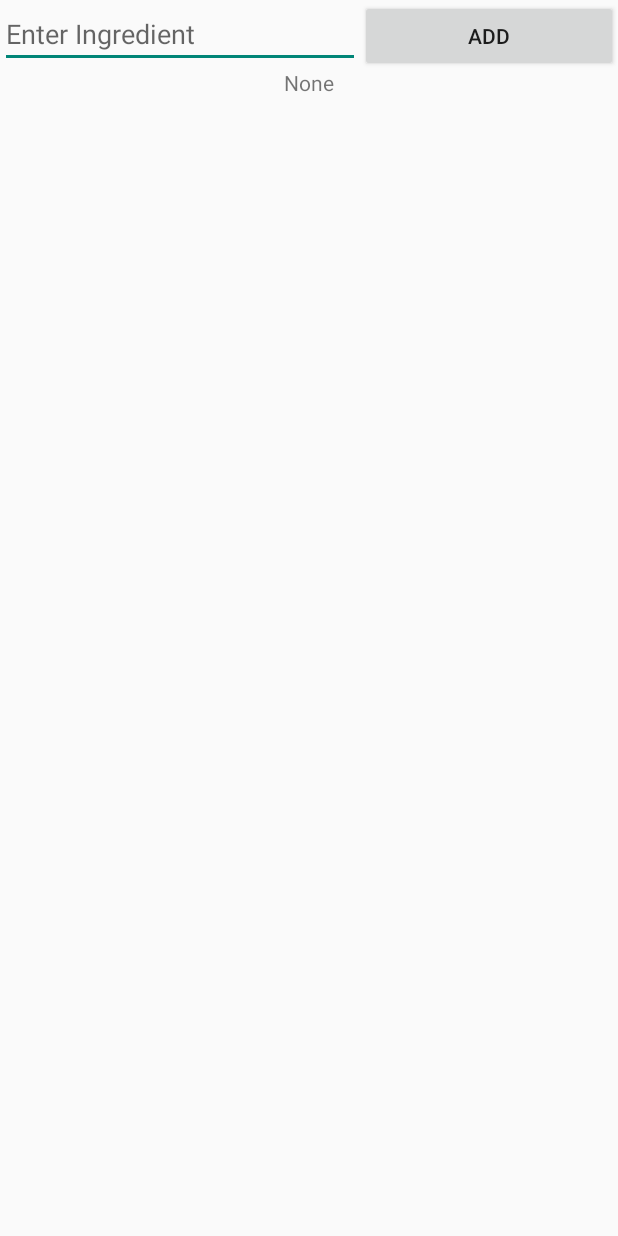
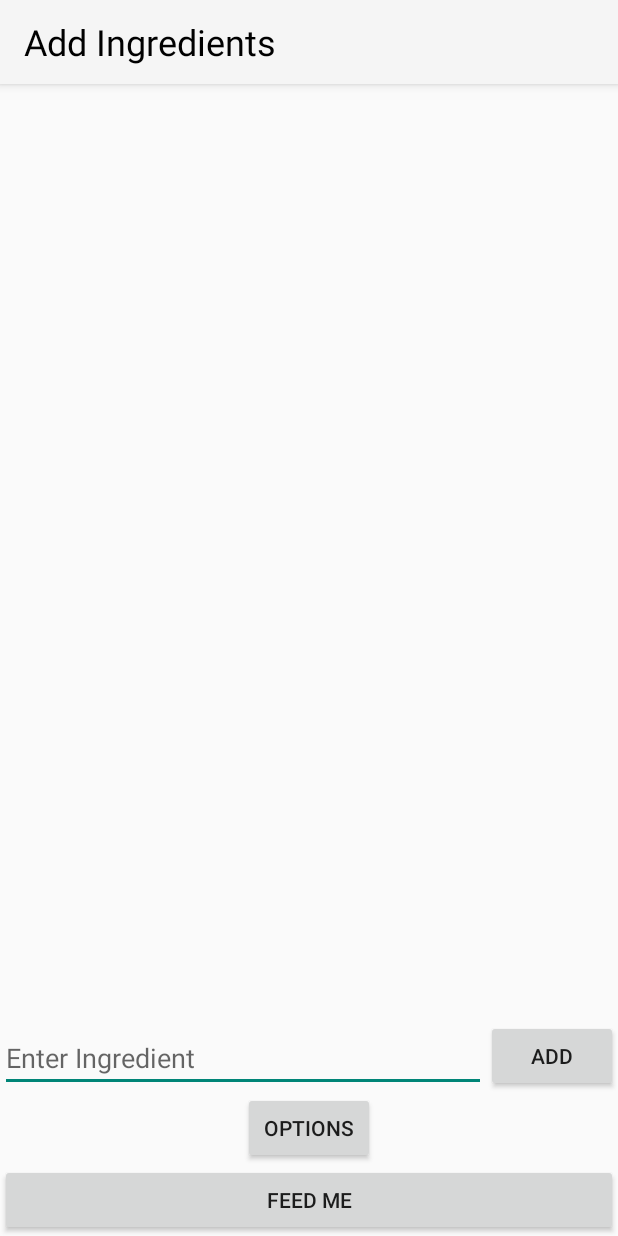
Before and after one commit to joycetsui/SousChef, an Android app: the AddIngredients screen opened directly, with no data from a screen before it, on a phone screen of 412 x 824 dp. Run offline under Robolectric (Android 15) with nearby library versions, the phone set to English and light mode, and no system bars.

Commit message:
All parts added to "Add Ingredients" page
Basic functionality working. Need to create better styles, unless you
like my black/white default.

```diff
--- a/app/src/main/java/com/workingtitle/makeit/AddIngredients.java
+++ b/app/src/main/java/com/workingtitle/makeit/AddIngredients.java
@@ -4,11 +4,16 @@ import java.util.ArrayList;
 
 import android.app.ListActivity;
 import android.os.Bundle;
+import android.support.v7.app.ActionBarActivity;
+import android.support.v7.app.AppCompatActivity;
+import android.support.v7.widget.Toolbar;
 import android.view.View;
 import android.view.View.OnClickListener;
+import android.widget.ActionMenuView;
 import android.widget.ArrayAdapter;
 import android.widget.Button;
 import android.widget.EditText;
+import android.widget.ListView;
 
 import com.workingtitle.makeit.R;
 
@@ -40,7 +45,7 @@ public class AddIngredients extends ListActivity {
             @Override
             public void onClick(View v) {
                 EditText edit = (EditText) findViewById(R.id.txtItem);
-                list.add(edit.getText().toString());
+                list.add(0, edit.getText().toString());
                 edit.setText("");
                 adapter.notifyDataSetChanged();
             }
--- a/app/src/main/res/layout/activity_add_ingredients.xml
+++ b/app/src/main/res/layout/activity_add_ingredients.xml
@@ -1,39 +1,96 @@
 <?xml version="1.0" encoding="utf-8"?>
 <RelativeLayout xmlns:android="http://schemas.android.com/apk/res/android"
-    android:layout_width="fill_parent"
-    android:layout_height="fill_parent"
-    android:orientation="vertical" >
+    android:layout_width="match_parent"
+    android:layout_height="match_parent"
+    xmlns:app="http://schemas.android.com/apk/res-auto"
+    android:orientation="vertical">
 
-    <EditText
-        android:id="@+id/txtItem"
-        android:layout_width="240dp"
-        android:layout_height="wrap_content"
-        android:inputType="text"
-        android:hint="@string/hintEnterIngredient"
-        />
+    <!-- Toolbar -->
 
-    <Button
-        android:id="@+id/btnAdd"
-        android:layout_width="fill_parent"
-        android:layout_height="wrap_content"
-        android:text="@string/lblBtnAdd"
-        android:layout_toRightOf="@id/txtItem"
-        />
+    <android.support.design.widget.AppBarLayout
+        android:id="@+id/toolbar"
+        android:layout_width="match_parent"
+        android:layout_height="?attr/actionBarSize"
+        android:background="?attr/colorPrimary"
+        android:elevation="4dp"
+        android:theme="@style/ThemeOverlay.AppCompat.ActionBar"
+        app:popupTheme="@style/ThemeOverlay.AppCompat.Light">
 
+        <android.support.v7.widget.Toolbar
+            android:id="@+id/toolbar"
+            android:layout_width="match_parent"
+            android:layout_height="?attr/actionBarSize"
+            android:background="?attr/colorPrimary"
+            app:popupTheme="@style/ThemeOverlay.AppCompat.Light">
+
+            <TextView
+                android:layout_width="wrap_content"
+                android:layout_height="wrap_content"
+                android:textColor="@color/black"
+                android:textSize="24sp"
+                android:text="@string/add_ingredients"/>
+
+
+        </android.support.v7.widget.Toolbar>
+
+    </android.support.design.widget.AppBarLayout>
+
+    <!-- List of ingredients -->
     <ListView
         android:id="@android:id/list"
         android:layout_width="fill_parent"
         android:layout_height="wrap_content"
-        android:layout_below="@id/txtItem"
-        />
+        android:layout_above="@+id/btnAdd" />
 
     <TextView
         android:id="@android:id/empty"
         android:layout_width="fill_parent"
         android:layout_height="wrap_content"
-        android:layout_below="@id/txtItem"
         android:text="@string/txtEmpty"
         android:gravity="center_horizontal"
         />
 
+    <!-- Enter ingredient box -->
+    <EditText
+        android:id="@+id/txtItem"
+        android:layout_width="wrap_content"
+        android:layout_height="wrap_content"
+        android:inputType="text"
+        android:hint="@string/hintEnterIngredient"
+        android:layout_alignBottom="@+id/btnAdd"
+        android:layout_alignParentLeft="true"
+        android:layout_alignParentStart="true"
+        android:layout_toLeftOf="@+id/btnAdd"
+        android:layout_toStartOf="@+id/btnAdd" />
+
+    <!-- Add button -->
+    <Button
+        android:id="@+id/btnAdd"
+        android:layout_width="wrap_content"
+        android:layout_height="wrap_content"
+        android:text="@string/lblBtnAdd"
+        android:layout_above="@+id/btnOptions"
+        android:layout_alignParentRight="true"
+        android:layout_alignParentEnd="true" />
+
+    <!-- Options button -->
+    <Button
+        android:id="@+id/btnOptions"
+        android:layout_width="wrap_content"
+        android:layout_height="wrap_content"
+        android:text="@string/lblBtnOptions"
+        android:layout_above="@+id/btnFeedMe"
+        android:layout_centerHorizontal="true" />
+
+    <!-- FEED ME button -->
+    <Button
+        android:id="@+id/btnFeedMe"
+        android:layout_width="wrap_content"
+        android:layout_height="wrap_content"
+        android:text="@string/lblBtnFeedMe"
+        android:layout_alignParentBottom="true"
+        android:layout_alignParentLeft="true"
+        android:layout_alignParentStart="true"
+        android:layout_alignParentRight="true"
+        android:layout_alignParentEnd="true" />
 </RelativeLayout>
--- a/app/src/main/res/values/strings.xml
+++ b/app/src/main/res/values/strings.xml
@@ -1,7 +1,12 @@
 <resources>
     <string name="app_name">MakeIt</string>
     <string name="action_settings">Settings</string>
+
+    <!-- Add Ingredients Screen -->
+    <string name="add_ingredients">Add Ingredients</string>
     <string name="hintEnterIngredient">Enter Ingredient</string>
     <string name="lblBtnAdd">Add</string>
     <string name="txtEmpty">None</string>
+    <string name="lblBtnOptions">Options</string>
+    <string name="lblBtnFeedMe">Feed Me</string>
 </resources>
```
Also changed, not shown: 22 other files.
